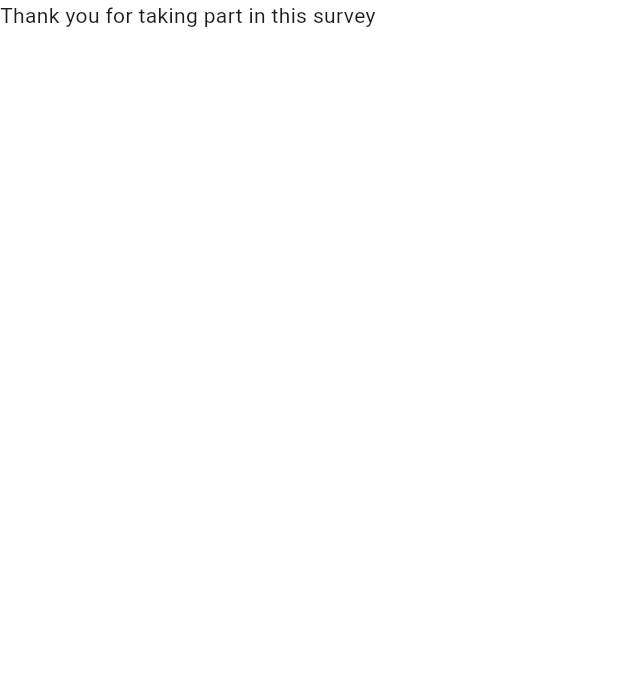
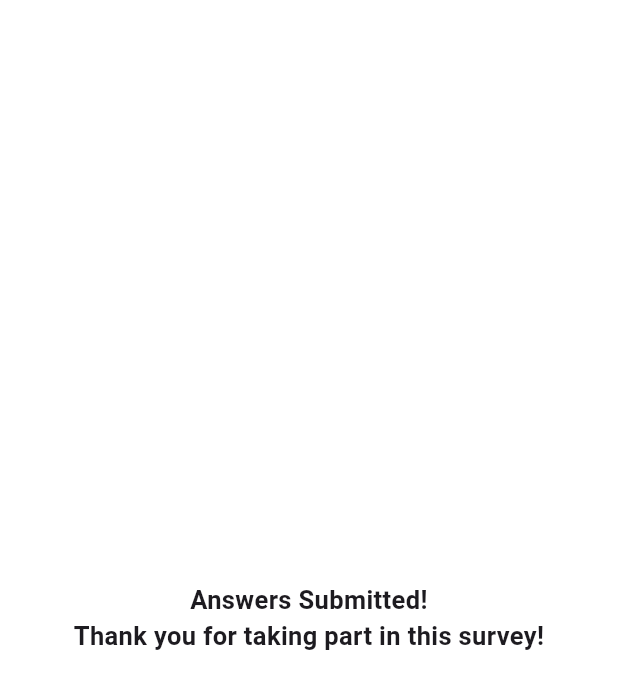
Before and after one commit to AdamMurray22/Graduation-Gathering, a Flutter app: the ThankYouScreen screen opened directly, on a phone screen of 412 x 824 dp. Shown: the top 689 px of the screen. Run offline on Flutter 3.47's test engine with Material 3 defaults, Android fonts, the phone set to English and light mode, and no system bars.

Commit message:
Completed Thank you screen and thus completed questionnaire

```diff
--- a/Questionnaire/questionnaire_web_app/lib/thank_you_screen.dart
+++ b/Questionnaire/questionnaire_web_app/lib/thank_you_screen.dart
@@ -11,6 +11,18 @@ class _ThankYouScreenState extends State<ThankYouScreen> {
   @override
   Widget build(BuildContext context) {
     return const Scaffold(
-        body: Text("Thank you for taking part in this survey"));
+        body: Center(
+            child: Column(
+              mainAxisAlignment: MainAxisAlignment.center,
+                children: [
+      Text(
+        "Answers Submitted!",
+        style: TextStyle(fontSize: 17, fontWeight: FontWeight.bold),
+        textAlign: TextAlign.center,
+      ),
+      Text("Thank you for taking part in this survey!",
+          style: TextStyle(fontSize: 17, fontWeight: FontWeight.bold),
+          textAlign: TextAlign.center)
+    ])));
   }
 }
```
